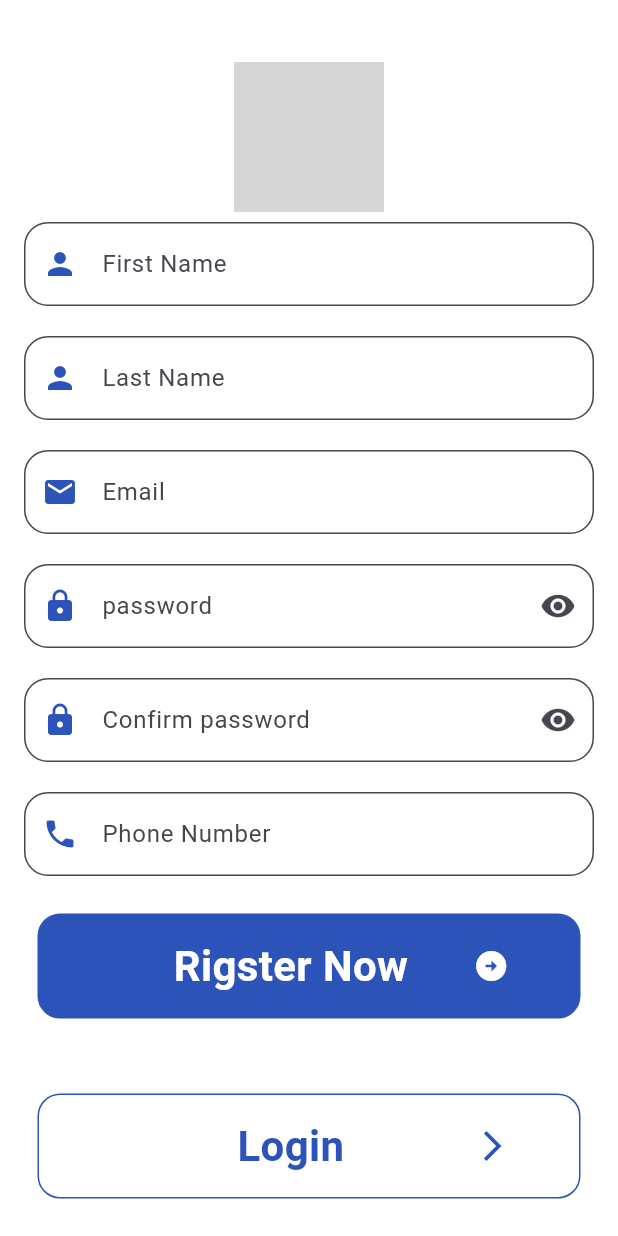
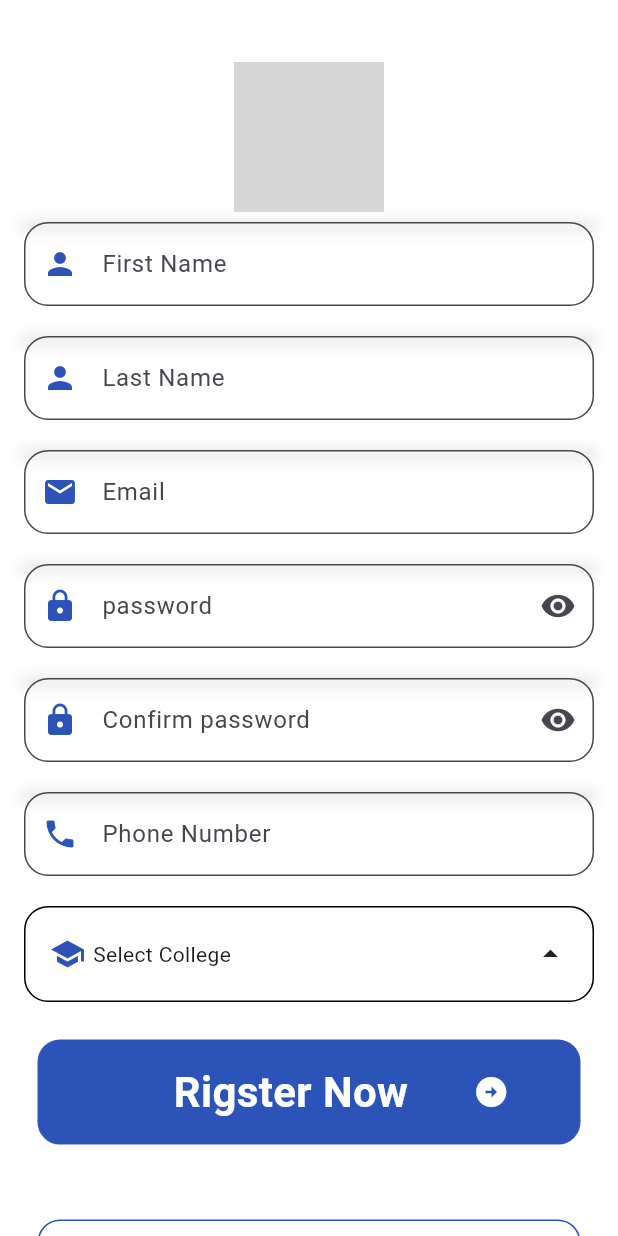
Before and after one commit to AhmedYasee/SBU-Lib, a Flutter app: the Registration screen opened directly, scrolled down 448 dp, on a phone screen of 412 x 824 dp. Run offline on Flutter 3.47's test engine with Material 3 defaults, Android fonts, the phone set to English and light mode, and no system bars; our stand-ins replace get, image_picker, lottie, smooth_page_indicator; network calls fail; grey boxes are pictures that could not be loaded.

Commit message:
MyDropdownList

```diff
--- a/lib/Screens/registration_one.dart
+++ b/lib/Screens/registration_one.dart
@@ -1,5 +1,6 @@
 import 'dart:typed_data';
 import 'package:flutter/material.dart';
+import 'package:fluttertest/component/MyDropdownList.dart';
 import 'package:fluttertest/component/Rigistar_Naw.dart';
 import 'package:fluttertest/component/login_button.dart';
 import 'package:fluttertest/component/my_textfield.dart';
@@ -76,41 +77,48 @@ class _RegistrationState extends State<Registration> {
             const SizedBox(height: 7),
             const MyTextField(
               icon: Icons.person,
-              obsecure: false,
+              obscure: false,
               text: 'First Name',
             ),
             const SizedBox(height: 20),
             const MyTextField(
               icon: Icons.person,
-              obsecure: false,
+              obscure: false,
               text: 'Last Name',
             ),
             const SizedBox(height: 20),
             const MyTextField(
               icon: Icons.email,
-              obsecure: false,
+              obscure: false,
               text: 'Email',
             ),
             const SizedBox(height: 20),
             const MyTextField(
               icon: Icons.lock,
-              obsecure: true,
+              obscure: true,
               text: 'password',
-              sufficon: Icons.remove_red_eye_rounded,
+              suffixIcon: Icons.remove_red_eye_rounded,
             ),
             const SizedBox(height: 20),
             const MyTextField(
-              sufficon: Icons.remove_red_eye_rounded,
+              suffixIcon: Icons.remove_red_eye_rounded,
               icon: Icons.lock,
-              obsecure: true,
+              obscure: true,
               text: 'Confirm password',
             ),
             const SizedBox(height: 20),
             const MyTextField(
               icon: Icons.phone,
-              obsecure: true,
+              obscure: true,
               text: 'Phone Number',
             ),
+            const SizedBox(height: 20),
+            MyDropdownList(
+              onChanged: (String? newValue) {
+                print('Selected item: $newValue');
+              },
+            ),
+
             const Rigester(),
             const LoginButton(),
           ],
--- /dev/null
+++ b/lib/component/MyDropdownList.dart
@@ -0,0 +1,113 @@
+import 'package:flutter/material.dart';
+
+class MyDropdownList extends StatefulWidget {
+  final ValueChanged<String?> onChanged;
+
+  const MyDropdownList({
+    super.key,
+    required this.onChanged,
+  });
+
+  @override
+  // ignore: library_private_types_in_public_api
+  _MyDropdownListState createState() => _MyDropdownListState();
+}
+
+class _MyDropdownListState extends State<MyDropdownList> {
+  String? _selectedItem;
+  final Map<String, IconData> collegeIcons = {
+    'Faculty of Engineering': Icons.engineering,
+    'Faculty of Commerce and Business Administration': Icons.business,
+    'Faculty of Law': Icons.gavel,
+    'Faculty of Medicine': Icons.local_hospital,
+    'Faculty of Pharmacy': Icons.local_pharmacy,
+    'Faculty of Agriculture': Icons.agriculture,
+    'Faculty of Education': Icons.school,
+    'Faculty of Arts': Icons.palette,
+    // Add more colleges as needed
+  };
+
+  @override
+  Widget build(BuildContext context) {
+    return Padding(
+      padding: const EdgeInsets.symmetric(horizontal: 16.0),
+      child: PopupMenuButton<String>(
+        onSelected: (String value) {
+          setState(() {
+            _selectedItem = value;
+          });
+          widget.onChanged(value);
+        },
+        itemBuilder: (BuildContext context) {
+          return collegeIcons.keys.map((String college) {
+            return PopupMenuItem<String>(
+              value: college,
+              height: 50, // Adjust the height of the menu item
+              child: Row(
+                children: [
+                  IconTheme(
+                    data: const IconThemeData(
+                        size: 24), // Adjust the size of the icon
+                    child: Icon(collegeIcons[college]),
+                  ),
+                  const SizedBox(width: 8),
+                  Flexible(
+                    child: Text(
+                      college,
+                      overflow: TextOverflow.ellipsis,
+                      style:
+                          const TextStyle(fontSize: 16), // Adjust the font size
+                    ),
+                  ),
+                ],
+              ),
+            );
+          }).toList();
+        },
+        child: Container(
+          padding: const EdgeInsets.symmetric(vertical: 12, horizontal: 16),
+          height: 64, // Adjust the height of the container
+          decoration: BoxDecoration(
+            borderRadius: BorderRadius.circular(16),
+            border: Border.all(color: Colors.black),
+          ),
+          child: Row(
+            mainAxisAlignment: MainAxisAlignment.spaceBetween,
+            children: [
+              const Icon(
+                Icons.school,
+                color: Color(0xff2c53b7),
+              ), // Prefix icon
+              const SizedBox(width: 5), // Spacer
+              Expanded(
+                child: Text(
+                  _selectedItem ?? 'Select College',
+                  overflow: TextOverflow.ellipsis,
+                ),
+              ),
+              const Icon(Icons.arrow_drop_up),
+            ],
+          ),
+        ),
+      ),
+    );
+  }
+}
+
+class MyDropdownListContainer extends StatelessWidget {
+  final ValueChanged<String?> onChanged;
+
+  const MyDropdownListContainer({
+    super.key,
+    required this.onChanged,
+  });
+
+  @override
+  Widget build(BuildContext context) {
+    return PopupMenuTheme(
+      data: const PopupMenuThemeData(
+          color: Colors.white), // Set background color to white
+      child: MyDropdownList(onChanged: onChanged),
+    );
+  }
+}
--- a/lib/component/my_textfield.dart
+++ b/lib/component/my_textfield.dart
@@ -1,37 +1,58 @@
 import 'package:flutter/material.dart';
 
 class MyTextField extends StatelessWidget {
-  const MyTextField(
-      {super.key,
-      required this.obsecure,
+  const MyTextField({
+    Key? key,
+    required this.obscure,
     required this.text,
     this.icon,
-      this.sufficon});
-  final bool obsecure;
+    this.suffixIcon,
+  }) : super(key: key);
+
+  final bool obscure;
   final String text;
   final IconData? icon;
-  final IconData? sufficon;
+  final IconData? suffixIcon;
 
   @override
   Widget build(BuildContext context) {
     return Padding(
       padding: const EdgeInsets.symmetric(horizontal: 16.0),
-      child: TextField(
-        obscureText: obsecure,
+      child: Stack(
+        children: [
+          Container(
+            decoration: BoxDecoration(
+              borderRadius: BorderRadius.circular(16),
+              boxShadow: [
+                BoxShadow(
+                  color: Colors.grey.withOpacity(0.5),
+                  spreadRadius: 2,
+                  blurRadius: 7,
+                  offset: Offset(0, 3),
+                ),
+              ],
+            ),
+          ),
+          TextField(
+            obscureText: obscure,
             decoration: InputDecoration(
               prefixIcon: Icon(
                 icon,
                 color: const Color(0xff2c53b7),
               ),
               suffixIcon: Icon(
-              sufficon,
+                suffixIcon,
               ),
               labelText: text,
               filled: true,
               border: OutlineInputBorder(
-                borderSide: const BorderSide(color: Color(0xff2c53b7)),
-                borderRadius: BorderRadius.circular(16)),
-            fillColor: Colors.white24),
+                borderSide: const BorderSide(color: Colors.transparent),
+                borderRadius: BorderRadius.circular(16),
+              ),
+              fillColor: Colors.white24,
+            ),
+          ),
+        ],
       ),
     );
   }
```
Lines whose indentation alone changed are shown as unchanged.
